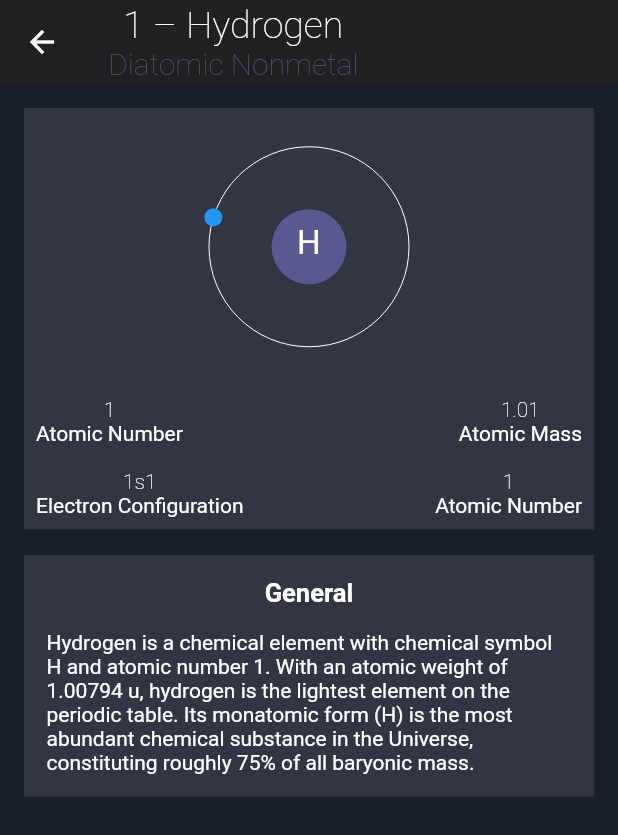
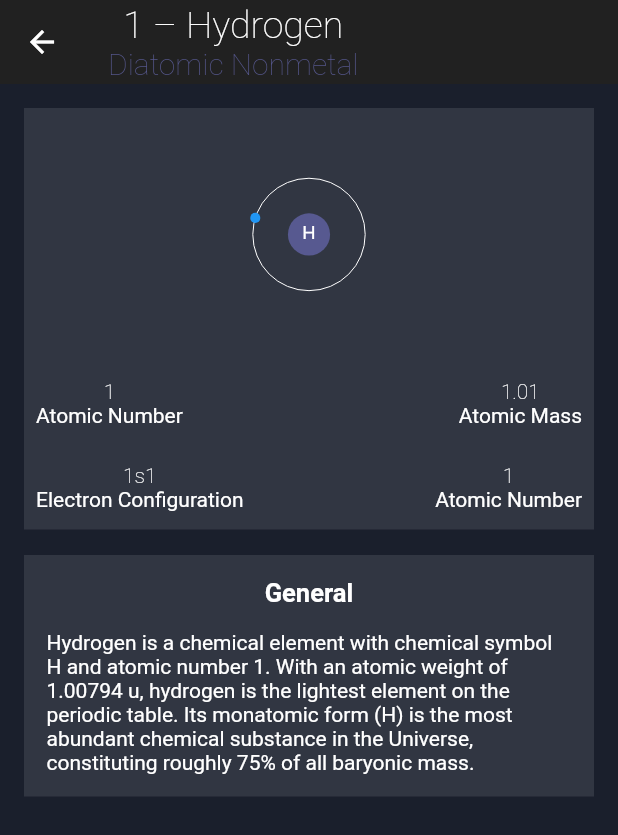
Before and after one commit to haakonsmith/Molarity, a Flutter app: the screen it shows after launch, after a tap on an icon or button, on a phone screen of 412 x 824 dp. Shown: the top 835 px of the screen. Run offline on Flutter 3.47's test engine with Material 2 defaults, Android fonts, the phone set to English and light mode, and no system bars; drawn by our look-alikes of flutter_layout_grid.

Commit message:
cries in resizing

```diff
--- a/lib/screen/atomic_info_screen.dart
+++ b/lib/screen/atomic_info_screen.dart
@@ -56,7 +56,7 @@ class AtomicInfoScreen extends StatelessWidget {
         child: LayoutGrid(
       gridFit: GridFit.loose,
       columnSizes: repeat(3, [1.fr]),
-      rowSizes: repeat(2, [1.fr]),
+      rowSizes: repeat(2, [auto]),
       areas: '''
       preview trend trend
       info info info
@@ -64,8 +64,8 @@ class AtomicInfoScreen extends StatelessWidget {
       columnGap: 1,
       rowGap: 1,
       children: [
-        _AtomicInfoPreview(element).inGridArea('preview'),
-        _AtomicInfoPreview(element).inGridArea('trend'),
+        AspectRatio(aspectRatio: 1 / 1.5, child: _AtomicInfoPreview(element)).inGridArea('preview'),
+        // _AtomicInfoPreview(element).inGridArea('trend'),
         _AtomicDetails(element).inGridArea('info'),
       ],
     ));
@@ -82,34 +82,58 @@ class _AtomicInfoPreview extends StatelessWidget {
     return Padding(
         padding: const EdgeInsets.all(8),
         child: Container(
+          width: 200,
           color: Colors.white.withOpacity(0.1),
           child: Column(mainAxisAlignment: MainAxisAlignment.start, children: [
             Expanded(
-              flex: 7,
-              child: Container(width: 200, height: 300, child: AtomicBohrModel(element)),
+              flex: 6,
+              child: FittedBox(fit: BoxFit.contain, child: Container(width: 200, height: 300, child: AtomicBohrModel(element))),
             ),
-            Row(mainAxisAlignment: MainAxisAlignment.spaceBetween, children: [
-              _buildAttribute(context, "Atomic Number", element.atomicNumber.toString()),
-              _buildAttribute(context, "Atomic Mass", element.atomicMass),
-            ]),
-            Row(mainAxisAlignment: MainAxisAlignment.spaceBetween, children: [
-              _buildAttribute(context, "Electron Configuration", element.semanticElectronConfiguration),
-              _buildAttribute(context, "Atomic Number", element.atomicNumber.toString()),
-            ]),
+            Expanded(
+              flex: 2,
+              child: Row(mainAxisAlignment: MainAxisAlignment.spaceBetween, children: [
+                FittedBox(
+                  fit: BoxFit.fitWidth,
+                  child: _buildAttribute(context, "Atomic Number", element.atomicNumber.toString()),
+                ),
+                FittedBox(
+                  fit: BoxFit.fitWidth,
+                  child: _buildAttribute(context, "Atomic Mass", element.atomicMass),
+                ),
+              ]),
+            ),
+            Expanded(
+                flex: 2,
+                child: Row(
+                  mainAxisAlignment: MainAxisAlignment.spaceBetween,
+                  children: [
+                    FittedBox(
+                      fit: BoxFit.fitWidth,
+                      child: _buildAttribute(context, "Electron Configuration", element.semanticElectronConfiguration),
+                    ),
+                    FittedBox(
+                      fit: BoxFit.fitWidth,
+                      child: _buildAttribute(context, "Atomic Number", element.atomicNumber.toString()),
+                    ),
+                  ],
+                )),
           ]),
         ));
   }
 
   Widget _buildAttribute(BuildContext context, String name, String value) {
     return Padding(
-        padding: const EdgeInsets.all(8),
-        child: Column(children: [
+      padding: const EdgeInsets.all(8),
+      child: Column(
+        children: [
           Text(
             value,
             style: const TextStyle(fontWeight: FontWeight.w200),
           ),
           Text(name),
-        ]));
+        ],
+      ),
+    );
   }
 }
 
```
